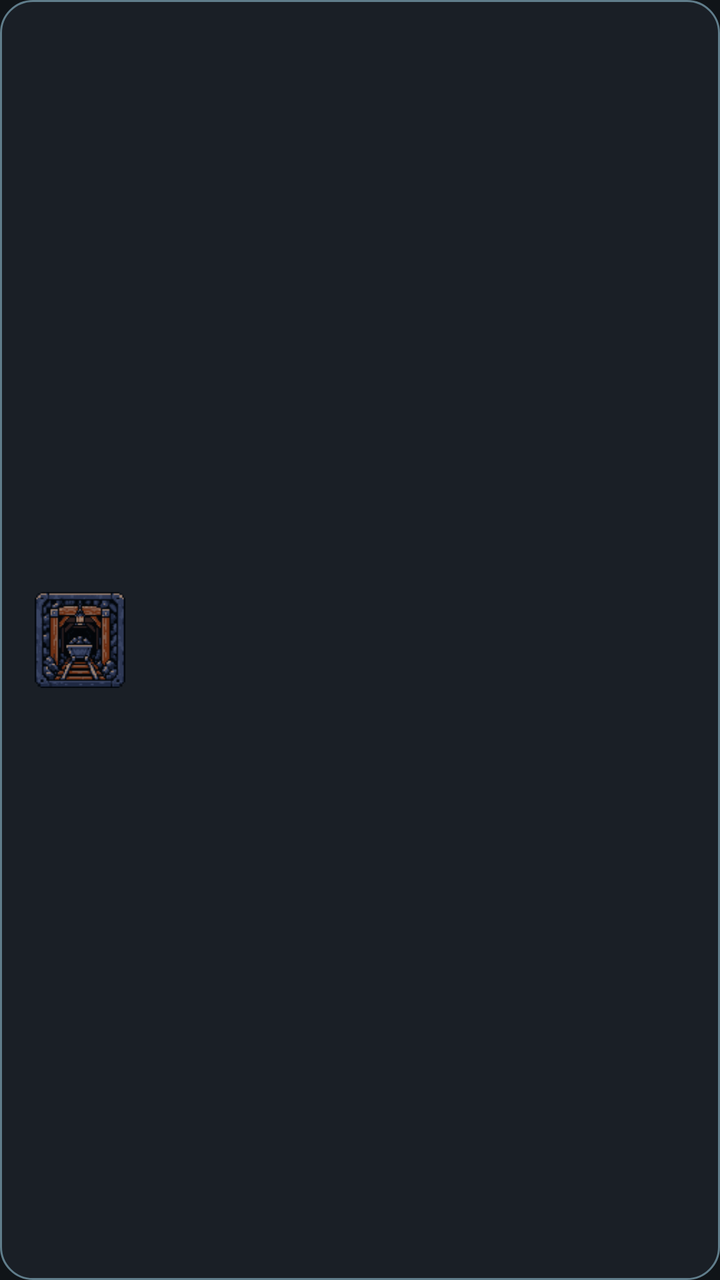
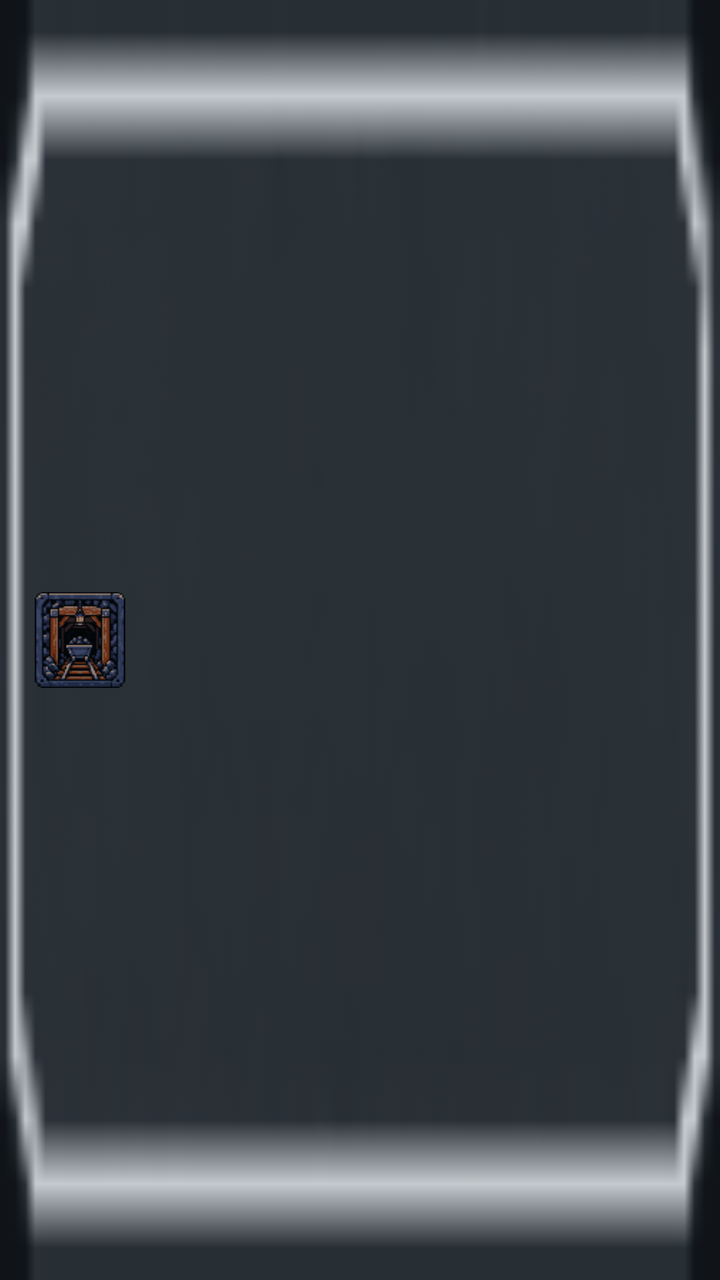

Two renders of the same Android screen: before a commit and after it. Below are the layout's source before the change and the commit's diff.
<!-- AndroidManifest.xml: application theme Theme.MinesweeperEvolution -->
<!-- res/layout/item_mode_card.xml -->
<?xml version="1.0" encoding="utf-8"?>
<LinearLayout xmlns:android="http://schemas.android.com/apk/res/android"
    android:layout_width="match_parent"
    android:layout_height="wrap_content"
    android:orientation="horizontal"
    android:gravity="center_vertical"
    android:background="@drawable/bg_card_selector"
    android:padding="16dp"
    android:clickable="true"
    android:focusable="true">

    <ImageView
        android:id="@+id/ivModeIcon"
        android:layout_width="48dp"
        android:layout_height="48dp"
        android:layout_marginEnd="12dp"
        android:scaleType="fitCenter"
        android:contentDescription="@null"
        android:src="@drawable/mode_classic" />

    <LinearLayout
        android:layout_width="0dp"
        android:layout_height="wrap_content"
        android:layout_weight="1"
        android:orientation="vertical">

        <TextView
            android:id="@+id/tvModeName"
            style="@style/ModeTitle"
            android:fontFamily="@font/pixelify_sans"
            android:layout_width="wrap_content"
            android:layout_height="wrap_content" />

        <TextView
            android:id="@+id/tvModeDesc"
            style="@style/ModeDesc"
            android:fontFamily="@font/pixelify_sans"
            android:layout_width="match_parent"
            android:layout_height="wrap_content"
            android:layout_marginTop="4dp" />
    </LinearLayout>
</LinearLayout>
<!-- resources referenced by this layout -->
<resources>
  <!-- drawable bg_card_selector (drawable) -->
  <?xml version="1.0" encoding="utf-8"?>
  <selector xmlns:android="http://schemas.android.com/apk/res/android">
      <item android:state_selected="true">
          <shape android:shape="rectangle">
              <solid android:color="@color/bg_panel_alt"/>
              <corners android:radius="16dp"/>
              <stroke android:width="2dp" android:color="@color/accent"/>
          </shape>
      </item>
      <item android:state_pressed="true">
          <shape android:shape="rectangle">
              <solid android:color="@color/bg_panel_alt"/>
              <corners android:radius="16dp"/>
              <stroke android:width="1dp" android:color="@color/accent"/>
          </shape>
      </item>
      <item>
          <shape android:shape="rectangle">
              <solid android:color="@color/bg_panel"/>
              <corners android:radius="16dp"/>
              <stroke android:width="1dp" android:color="@color/text_dim"/>
          </shape>
      </item>
  </selector>
  <!-- drawable mode_classic: png bitmap (drawable, 5647 bytes) -->
  <style name="ModeDesc">
          <item name="android:textSize">13sp</item>
          <item name="android:textColor">@color/text_secondary</item>
          <item name="android:lineSpacingExtra">2dp</item>
      </style>
  <style name="ModeTitle">
          <item name="android:textSize">20sp</item>
          <item name="android:textStyle">bold</item>
          <item name="android:textColor">@color/text_primary</item>
      </style>
  <style name="Theme.MinesweeperEvolution" parent="Theme.AppCompat.NoActionBar">
          <item name="colorPrimary">@color/accent</item>
          <item name="colorPrimaryDark">@color/accent_2</item>
          <item name="colorAccent">@color/accent</item>
          <item name="android:windowBackground">@color/bg_dark</item>
          <item name="android:textColorPrimary">@color/text_primary</item>
          <item name="android:textColorSecondary">@color/text_secondary</item>
          <item name="android:statusBarColor" tools:targetApi="l">@color/bg_dark</item>
          
          <item name="android:alertDialogTheme">@style/Theme.MinesweeperDialog</item>
          <item name="alertDialogTheme">@style/Theme.MinesweeperDialog</item>
      </style>
  <color name="bg_panel_alt">#FF222831</color>
  <color name="accent">#FF00BCD4</color>
  <color name="bg_panel">#FF1A1F26</color>
  <color name="text_dim">#FF607D8B</color>
  <color name="text_secondary">#FFB0BEC5</color>
  <color name="text_primary">#FFECEFF1</color>
  <color name="accent_2">#FF26C6DA</color>
  <color name="bg_dark">#FF101418</color>
  <style name="Theme.MinesweeperDialog" parent="Theme.AppCompat.Dialog.Alert">
          <item name="android:windowBackground">@color/bg_panel</item>
          <item name="android:textColorPrimary">@color/text_primary</item>
          <item name="android:textColorSecondary">@color/text_secondary</item>
          <item name="colorAccent">@color/accent</item>
          <item name="android:buttonBarButtonStyle">@style/Widget.DialogButton</item>
      </style>
  <style name="Widget.DialogButton" parent="Widget.AppCompat.Button.ButtonBar.AlertDialog">
          <item name="android:textColor">@color/accent</item>
      </style>
</resources>

<!-- the commit's change to res/layout/item_mode_card.xml (unified diff, before → after) -->
@@ -4,7 +4,7 @@
     android:layout_height="wrap_content"
     android:orientation="horizontal"
     android:gravity="center_vertical"
-    android:background="@drawable/bg_card_selector"
+    android:background="@drawable/ui_button_normal"
     android:padding="16dp"
     android:clickable="true"
     android:focusable="true">
<!-- resource entries referenced after the edit -->
@@ -1,31 +1,7 @@
 <!-- resources referenced by this layout -->
 <resources>
-  <!-- drawable bg_card_selector (drawable) -->
-  <?xml version="1.0" encoding="utf-8"?>
-  <selector xmlns:android="http://schemas.android.com/apk/res/android">
-      <item android:state_selected="true">
-          <shape android:shape="rectangle">
-              <solid android:color="@color/bg_panel_alt"/>
-              <corners android:radius="16dp"/>
-              <stroke android:width="2dp" android:color="@color/accent"/>
-          </shape>
-      </item>
-      <item android:state_pressed="true">
-          <shape android:shape="rectangle">
-              <solid android:color="@color/bg_panel_alt"/>
-              <corners android:radius="16dp"/>
-              <stroke android:width="1dp" android:color="@color/accent"/>
-          </shape>
-      </item>
-      <item>
-          <shape android:shape="rectangle">
-              <solid android:color="@color/bg_panel"/>
-              <corners android:radius="16dp"/>
-              <stroke android:width="1dp" android:color="@color/text_dim"/>
-          </shape>
-      </item>
-  </selector>
   <!-- drawable mode_classic: png bitmap (drawable, 5647 bytes) -->
+  <!-- drawable ui_button_normal: png bitmap (drawable, 1182 bytes) -->
   <style name="ModeDesc">
           <item name="android:textSize">13sp</item>
           <item name="android:textColor">@color/text_secondary</item>
@@ -48,10 +24,8 @@
           <item name="android:alertDialogTheme">@style/Theme.MinesweeperDialog</item>
           <item name="alertDialogTheme">@style/Theme.MinesweeperDialog</item>
       </style>
-  <color name="bg_panel_alt">#FF222831</color>
   <color name="accent">#FF00BCD4</color>
   <color name="bg_panel">#FF1A1F26</color>
-  <color name="text_dim">#FF607D8B</color>
   <color name="text_secondary">#FFB0BEC5</color>
   <color name="text_primary">#FFECEFF1</color>
   <color name="accent_2">#FF26C6DA</color>
